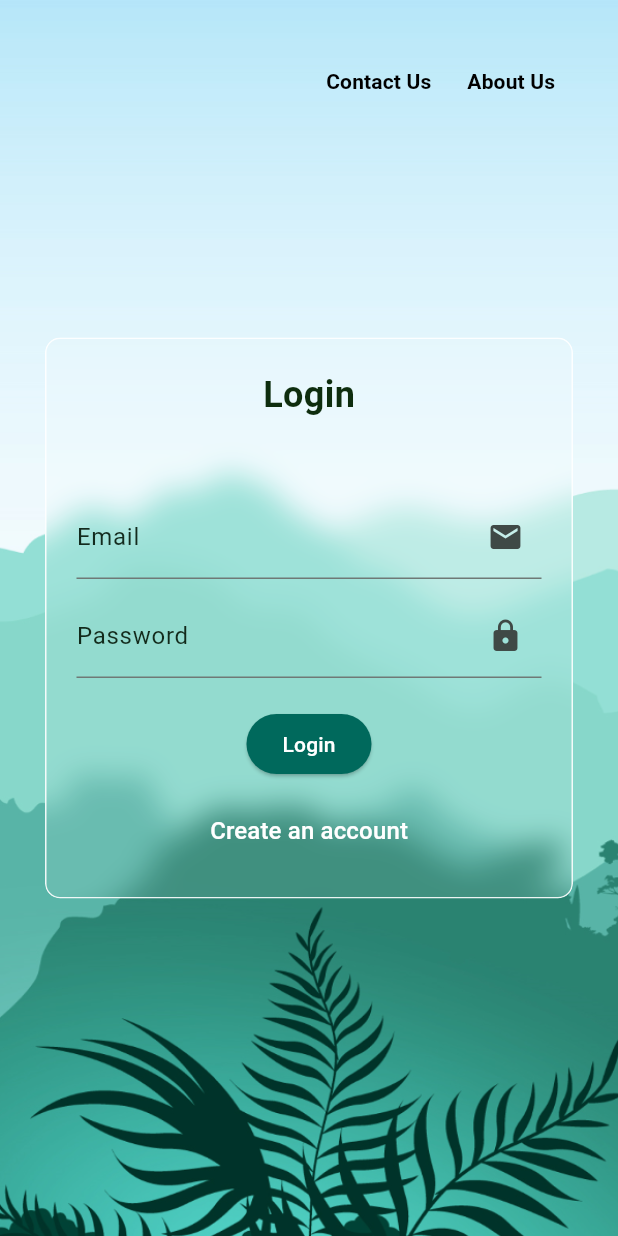
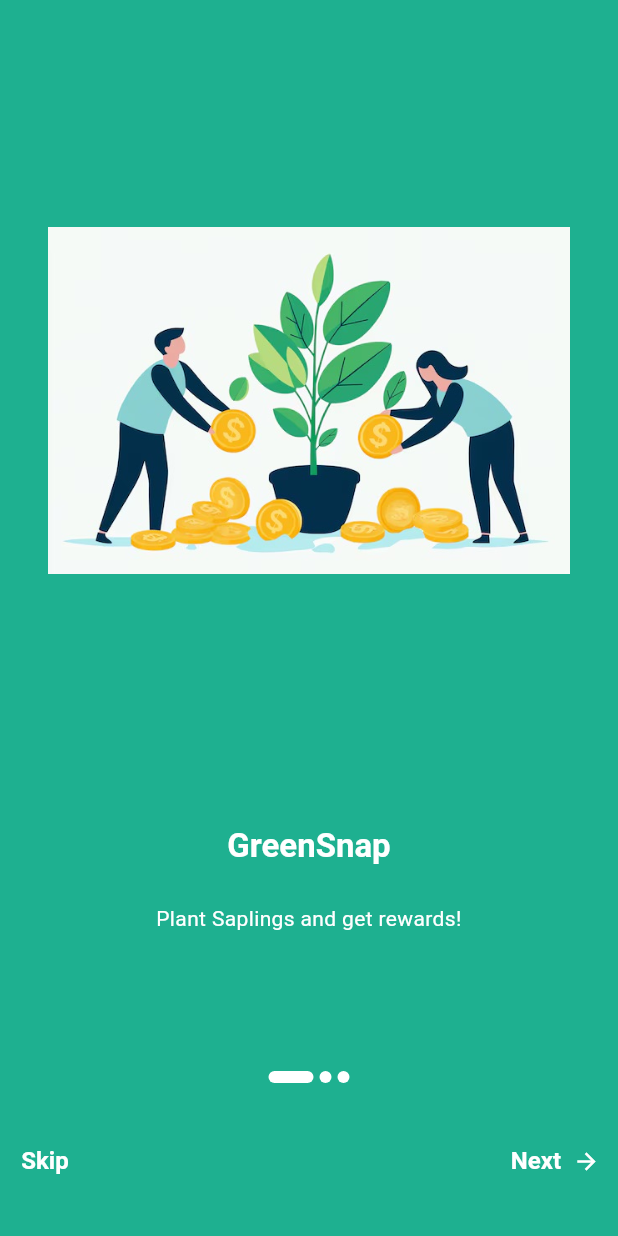
Before and after one commit to Pratika17/renewa-app-flutter, a Flutter app: the screen it shows after launch, on a phone screen of 412 x 824 dp. Run offline on Flutter 3.47's test engine with Material 3 defaults, Android fonts, the phone set to English and light mode, and no system bars; our stand-ins replace cloud_firestore, firebase_auth, firebase_core, firebase_storage, flutter_riverpod, geolocator and 4 more; accounts and stored records are empty; Roboto replaces fonts that are missing (Judson).

Commit message:
onboarding, riverpod added

```diff
--- a/lib/main.dart
+++ b/lib/main.dart
@@ -1,6 +1,10 @@
+import 'package:cloud_firestore/cloud_firestore.dart';
 import 'package:flutter/material.dart';
 import 'package:firebase_core/firebase_core.dart';
+import 'package:flutter_riverpod/flutter_riverpod.dart';
+import 'package:renewa/providers.dart';
 import 'package:renewa/screens/green_campigns.dart';
+import 'package:renewa/screens/newFeatures/onboarding_screen.dart';
 import 'package:renewa/screens/register_page.dart';
 import 'package:renewa/screens/splash.dart';
 import 'firebase_options.dart';
@@ -20,27 +24,48 @@
   await Firebase.initializeApp(
     options: DefaultFirebaseOptions.currentPlatform,
   );
-  runApp(const MyApp());
+  FirebaseFirestore.instance.settings =
+      const Settings(persistenceEnabled: true);
+
+
+  runApp(const ProviderScope(child: MyApp()));
 }
 
-class MyApp extends StatelessWidget {
+class MyApp extends  ConsumerStatefulWidget {
   const MyApp({super.key});
 
+    @override
+  ConsumerState<MyApp> createState() {
+    return _MyAppState();
+  }
+}
+class _MyAppState extends ConsumerState<MyApp> {
   @override
   Widget build(BuildContext context) {
+
     return MaterialApp(
       debugShowCheckedModeBanner: false,
       title: 'Renewa',
       theme: theme,
-      home: const AuthStateScreen(),
+      home: AuthStateScreen(),
     );
   }
 }
 
-class AuthStateScreen extends StatelessWidget {
-  const AuthStateScreen({super.key});
+class AuthStateScreen extends ConsumerStatefulWidget {
+  AuthStateScreen({super.key});
+
+
+    @override
+  ConsumerState<AuthStateScreen> createState() {
+    return _AuthStateScreenState();
+  }
+}
+class _AuthStateScreenState extends ConsumerState<AuthStateScreen> {
+
   @override
   Widget build(BuildContext context) {
+    final isOnboardingDone = ref.watch(onboardingProvider);
     return StreamBuilder<User?>(
       stream: FirebaseAuth.instance.authStateChanges(),
       builder: (context, snapshot) {
@@ -50,7 +75,7 @@
         if (snapshot.hasData) {
           return const GreenCampignsScreen();
         }
-          return const RegistrationScreen();
+          return isOnboardingDone? const RegistrationScreen():const OnboardingPage1();
 
       },
     );
--- /dev/null
+++ b/lib/providers.dart
@@ -0,0 +1,3 @@
+import 'package:flutter_riverpod/flutter_riverpod.dart';
+
+final onboardingProvider = StateProvider<bool>((ref) => false);
--- /dev/null
+++ b/lib/screens/newFeatures/onboarding_screen.dart
@@ -0,0 +1,222 @@
+import 'package:flutter/material.dart';
+import 'package:flutter_riverpod/flutter_riverpod.dart';
+import 'package:renewa/providers.dart';
+
+
+class OnboardingPage1 extends ConsumerWidget {
+  final VoidCallback? onSkip;
+  final VoidCallback? onFinish;
+  const OnboardingPage1({super.key, this.onSkip, this.onFinish});
+
+  @override
+  Widget build(BuildContext context, WidgetRef ref) {
+    return Scaffold(
+      body: OnboardingPagePresenter(
+          pages: [
+            OnboardingPageModel(
+              title: 'GreenSnap',
+              description:
+                  'Plant Saplings and get rewards!',
+              imageUrl: 'assets/images/onboarding1.jpeg',
+              bgColor: const Color(0xff1eb090),
+            ),
+            OnboardingPageModel(
+              title: 'EnviroShots',
+              description: 'Report trash as a citizen, collect trash as a collection worker, process trash as a dealer to earn rewards!',
+              imageUrl:
+                  'assets/images/onboarding2.jpg',
+              bgColor: const Color.fromARGB(255, 78, 194, 148),
+            ),
+            OnboardingPageModel(
+              title: 'AquaConserve',
+              description:
+                  'Save water by using water efficient products and earn rewards!',
+              imageUrl: 'assets/images/onboarding3.jpeg',
+              bgColor: const Color.fromARGB(255, 0, 0, 0),
+            ),
+          ],
+          onFinish: () {
+            ref.read(onboardingProvider.notifier).state = true;
+          },
+          onSkip: () {
+            ref.read(onboardingProvider.notifier).state = true;
+          }),
+    );
+  }
+}
+
+class OnboardingPagePresenter extends StatefulWidget {
+  final List<OnboardingPageModel> pages;
+  final VoidCallback? onSkip;
+  final VoidCallback? onFinish;
+
+  const OnboardingPagePresenter(
+      {super.key, required this.pages, this.onSkip, this.onFinish});
+
+  @override
+  State<OnboardingPagePresenter> createState() => _OnboardingPageState();
+}
+
+class _OnboardingPageState extends State<OnboardingPagePresenter> {
+  // Store the currently visible page
+  int _currentPage = 0;
+  // Define a controller for the pageview
+  final PageController _pageController = PageController(initialPage: 0);
+
+  @override
+  Widget build(BuildContext context) {
+    return Scaffold(
+      body: AnimatedContainer(
+        duration: const Duration(milliseconds: 250),
+        color: widget.pages[_currentPage].bgColor,
+        child: SafeArea(
+          child: Column(
+            children: [
+              Expanded(
+                // Pageview to render each page
+                child: PageView.builder(
+                  controller: _pageController,
+                  itemCount: widget.pages.length,
+                  onPageChanged: (idx) {
+                    // Change current page when pageview changes
+                    setState(() {
+                      _currentPage = idx;
+                    });
+                  },
+                  itemBuilder: (context, idx) {
+                    final item = widget.pages[idx];
+                    return Column(
+                      children: [
+                        Expanded(
+                          flex: 3,
+                          child: Padding(
+                            padding: const EdgeInsets.all(32.0),
+                            child: Image.asset(
+                              item.imageUrl,
+                              fit: BoxFit.contain,
+                            ),
+                          ),
+                        ),
+                        Expanded(
+                            flex: 1,
+                            child: Column(children: [
+                              Padding(
+                                padding: const EdgeInsets.all(16.0),
+                                child: Text(item.title,
+                                    style: Theme.of(context)
+                                        .textTheme
+                                        .titleLarge
+                                        ?.copyWith(
+                                          fontWeight: FontWeight.bold,
+                                          color: item.textColor,
+                                        )),
+                              ),
+                              Container(
+                                constraints:
+                                    const BoxConstraints(maxWidth: 280),
+                                padding: const EdgeInsets.symmetric(
+                                    horizontal: 24.0, vertical: 8.0),
+                                child: Text(item.description,
+                                    textAlign: TextAlign.center,
+                                    style: Theme.of(context)
+                                        .textTheme
+                                        .bodyMedium
+                                        ?.copyWith(
+                                          color: item.textColor,
+                                        )),
+                              )
+                            ]))
+                      ],
+                    );
+                  },
+                ),
+              ),
+
+              // Current page indicator
+              Row(
+                mainAxisAlignment: MainAxisAlignment.center,
+                children: widget.pages
+                    .map((item) => AnimatedContainer(
+                          duration: const Duration(milliseconds: 250),
+                          width: _currentPage == widget.pages.indexOf(item)
+                              ? 30
+                              : 8,
+                          height: 8,
+                          margin: const EdgeInsets.all(2.0),
+                          decoration: BoxDecoration(
+                              color: Colors.white,
+                              borderRadius: BorderRadius.circular(10.0)),
+                        ))
+                    .toList(),
+              ),
+
+              // Bottom buttons
+              SizedBox(
+                height: 100,
+                child: Row(
+                  mainAxisAlignment: MainAxisAlignment.spaceBetween,
+                  children: [
+                    TextButton(
+                        style: TextButton.styleFrom(
+                            visualDensity: VisualDensity.comfortable,
+                            foregroundColor: Colors.white,
+                            textStyle: const TextStyle(
+                                fontSize: 16, fontWeight: FontWeight.bold)),
+                        onPressed: () {
+                          widget.onSkip?.call();
+                        },
+                        child: const Text("Skip")),
+                    TextButton(
+                      style: TextButton.styleFrom(
+                          visualDensity: VisualDensity.comfortable,
+                          foregroundColor: Colors.white,
+                          textStyle: const TextStyle(
+                              fontSize: 16, fontWeight: FontWeight.bold)),
+                      onPressed: () {
+                        if (_currentPage == widget.pages.length - 1) {
+                          widget.onFinish?.call();
+                        } else {
+                          _pageController.animateToPage(_currentPage + 1,
+                              curve: Curves.easeInOutCubic,
+                              duration: const Duration(milliseconds: 250));
+                        }
+                      },
+                      child: Row(
+                        children: [
+                          Text(
+                            _currentPage == widget.pages.length - 1
+                                ? "Finish"
+                                : "Next",
+                          ),
+                          const SizedBox(width: 8),
+                          Icon(_currentPage == widget.pages.length - 1
+                              ? Icons.done
+                              : Icons.arrow_forward),
+                        ],
+                      ),
+                    ),
+                  ],
+                ),
+              )
+            ],
+          ),
+        ),
+      ),
+    );
+  }
+}
+
+class OnboardingPageModel {
+  final String title;
+  final String description;
+  final String imageUrl;
+  final Color bgColor;
+  final Color textColor;
+
+  OnboardingPageModel(
+      {required this.title,
+      required this.description,
+      required this.imageUrl,
+      this.bgColor = Colors.blue,
+      this.textColor = Colors.white});
+}
--- a/pubspec.yaml
+++ b/pubspec.yaml
@@ -50,6 +50,7 @@
   geolocator: ^13.0.2
   url_launcher: ^6.3.1
   google_maps_flutter: ^2.10.0
+  flutter_riverpod: ^2.6.1
 
 dev_dependencies:
   flutter_test:
@@ -113,6 +114,10 @@
     - assets/images/plant3.png
     - assets/images/plant4.png
 
+    - assets/images/onboarding1.jpeg
+    - assets/images/onboarding2.jpg
+    - assets/images/onboarding3.jpeg
+
   # An image asset can refer to one or more resolution-specific "variants", see
   # https://flutter.dev/to/resolution-aware-images
 
```
Also changed, not shown: assets/images/onboarding1.jpeg (added), assets/images/onboarding2.jpg (added), assets/images/onboarding3.jpeg (added), pubspec.lock.
